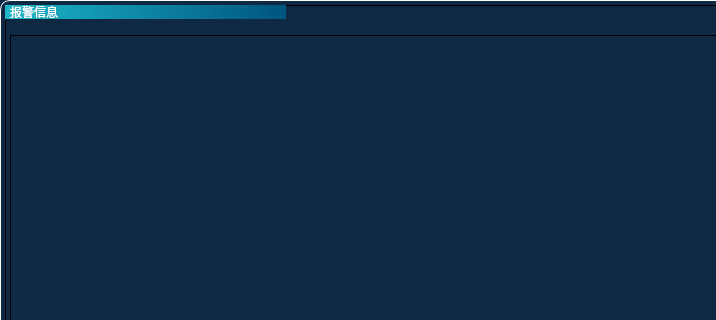
This is RemoteClient/Display/infohintdlg.ui in Micheal1022/RemoteClientProject as Qt 5 draws it before an edit; both pictures show x 0 to 716 and y 0 to 320 of the 1000 by 500 pixel window. The edited form follows.
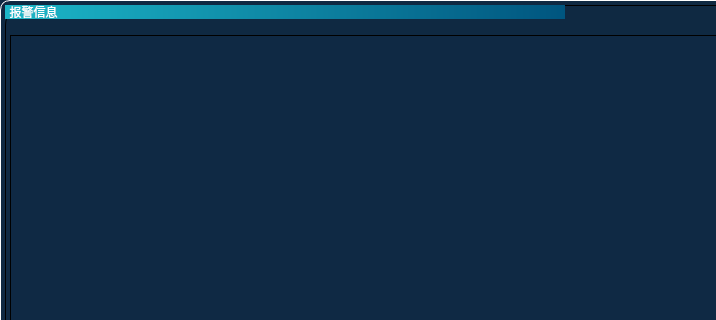
This is the edited form. Icons and pictures are not drawn.

What changed in the file:
```diff
--- a/RemoteClient/Display/infohintdlg.ui
+++ b/RemoteClient/Display/infohintdlg.ui
@@ -71,7 +71,7 @@
     <string notr="true"/>
    </property>
    <property name="title">
-    <string>报警信息                                                                   </string>
+    <string>报警信息                                                                                                                                                       </string>
    </property>
    <widget class="QTableWidget" name="tableWidget">
     <property name="geometry">
```
Left out of the diff: 8 changed lines with no effect on the pictures.
